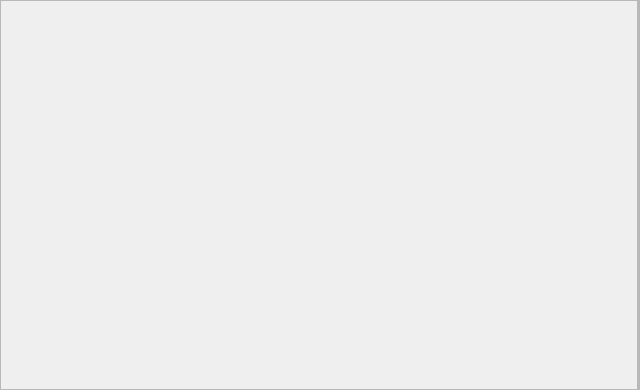
Above: gui/alarms/alarms.ui from MariuszSuchenek/MVM_GUI_test2 before the change. Below: the same form after it.
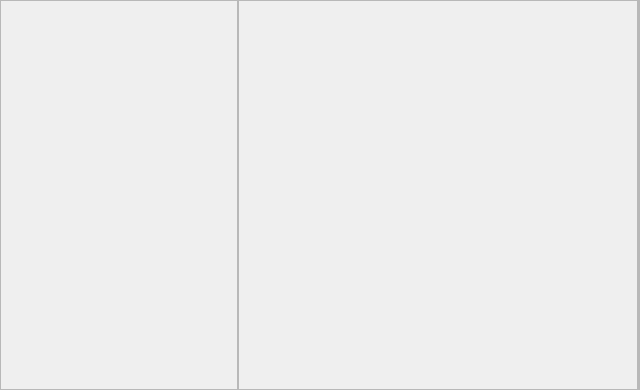
That is the form after the change.

Commit message: Added monitor widget highlighting and selectability; dummy connections for apply, reset, and display monitor functions

Patch:
```diff
--- a/gui/alarms/alarms.ui
+++ b/gui/alarms/alarms.ui
@@ -25,7 +25,10 @@
   <property name="windowTitle">
    <string>Form</string>
   </property>
-  <layout class="QGridLayout" name="gridLayout_2">
+  <layout class="QHBoxLayout" name="horizontalLayout">
+   <property name="spacing">
+    <number>0</number>
+   </property>
    <property name="leftMargin">
     <number>0</number>
    </property>
@@ -38,10 +41,7 @@
    <property name="bottomMargin">
     <number>0</number>
    </property>
-   <property name="spacing">
-    <number>0</number>
-   </property>
-   <item row="0" column="0">
+   <item>
     <widget class="QFrame" name="frame">
      <property name="sizePolicy">
       <sizepolicy hsizetype="Expanding" vsizetype="Preferred">
@@ -57,7 +57,29 @@
      </property>
     </widget>
    </item>
-   <item row="0" column="1">
+   <item>
+    <widget class="QFrame" name="frame_3">
+     <property name="sizePolicy">
+      <sizepolicy hsizetype="Expanding" vsizetype="Preferred">
+       <horstretch>0</horstretch>
+       <verstretch>0</verstretch>
+      </sizepolicy>
+     </property>
+     <property name="minimumSize">
+      <size>
+       <width>400</width>
+       <height>0</height>
+      </size>
+     </property>
+     <property name="frameShape">
+      <enum>QFrame::StyledPanel</enum>
+     </property>
+     <property name="frameShadow">
+      <enum>QFrame::Raised</enum>
+     </property>
+    </widget>
+   </item>
+   <item>
     <widget class="QFrame" name="frame_2">
      <property name="sizePolicy">
       <sizepolicy hsizetype="Minimum" vsizetype="Preferred">
```
The commit also changes 5 other files.
